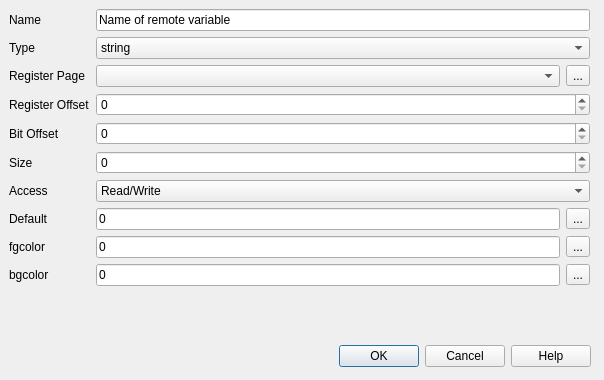
First picture: the form in src/cdlgmdfremotevar.ui, repository grodansparadis/vscp-works-qt, before the edit.
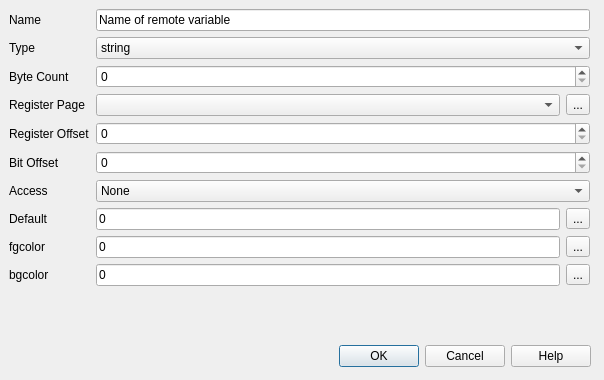
Second picture: the form after the edit.

Patch:
```diff
--- a/src/cdlgmdfremotevar.ui
+++ b/src/cdlgmdfremotevar.ui
@@ -38,7 +38,7 @@
      <x>9</x>
      <y>9</y>
      <width>581</width>
-     <height>323</height>
+     <height>321</height>
     </rect>
    </property>
    <layout class="QFormLayout" name="formLayout">
@@ -149,13 +149,23 @@
      </widget>
     </item>
     <item row="2" column="0">
+     <widget class="QLabel" name="label_7">
+      <property name="text">
+       <string>Byte Count</string>
+      </property>
+     </widget>
+    </item>
+    <item row="2" column="1">
+     <widget class="QSpinBox" name="spinSpan"/>
+    </item>
+    <item row="3" column="0">
      <widget class="QLabel" name="label_4">
       <property name="text">
        <string>Register Page</string>
       </property>
      </widget>
     </item>
-    <item row="2" column="1">
+    <item row="3" column="1">
      <layout class="QHBoxLayout" name="horizontalLayout_3">
       <item>
        <widget class="QComboBox" name="comboPage"/>
@@ -169,41 +179,41 @@
       </item>
      </layout>
     </item>
-    <item row="3" column="0">
+    <item row="4" column="0">
      <widget class="QLabel" name="label_5">
       <property name="text">
        <string>Register Offset</string>
       </property>
      </widget>
     </item>
-    <item row="3" column="1">
+    <item row="4" column="1">
      <widget class="QSpinBox" name="spinOffset"/>
     </item>
+    <item row="5" column="0">
+     <widget class="QLabel" name="label_6">
+      <property name="text">
+       <string>Bit Offset</string>
+      </property>
+     </widget>
+    </item>
+    <item row="5" column="1">
+     <widget class="QSpinBox" name="spinBitOffset"/>
+    </item>
     <item row="6" column="0">
-     <widget class="QLabel" name="label_7">
-      <property name="text">
-       <string>Size</string>
-      </property>
-     </widget>
-    </item>
-    <item row="6" column="1">
-     <widget class="QSpinBox" name="spinPan"/>
-    </item>
-    <item row="7" column="0">
      <widget class="QLabel" name="label_3">
       <property name="text">
        <string>Access</string>
       </property>
      </widget>
     </item>
-    <item row="7" column="1">
+    <item row="6" column="1">
      <widget class="QComboBox" name="comboAccess">
       <property name="toolTip">
        <string>Access rights for reemote variable</string>
       </property>
       <item>
        <property name="text">
-        <string>Read/Write</string>
+        <string>None</string>
        </property>
       </item>
       <item>
@@ -302,16 +312,6 @@
       </item>
      </layout>
     </item>
-    <item row="4" column="0">
-     <widget class="QLabel" name="label_6">
-      <property name="text">
-       <string>Bit Offset</string>
-      </property>
-     </widget>
-    </item>
-    <item row="4" column="1">
-     <widget class="QSpinBox" name="spinBitOffset"/>
-    </item>
    </layout>
   </widget>
  </widget>
```
Left out of the diff: 54 changed lines with no effect on the pictures.
